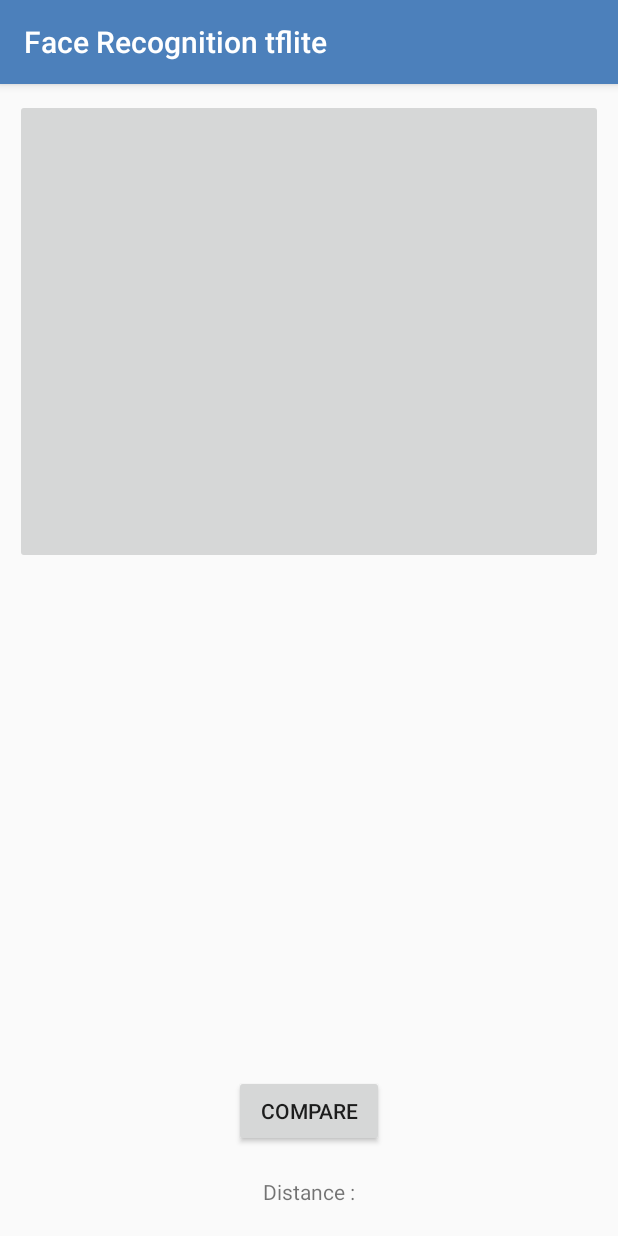
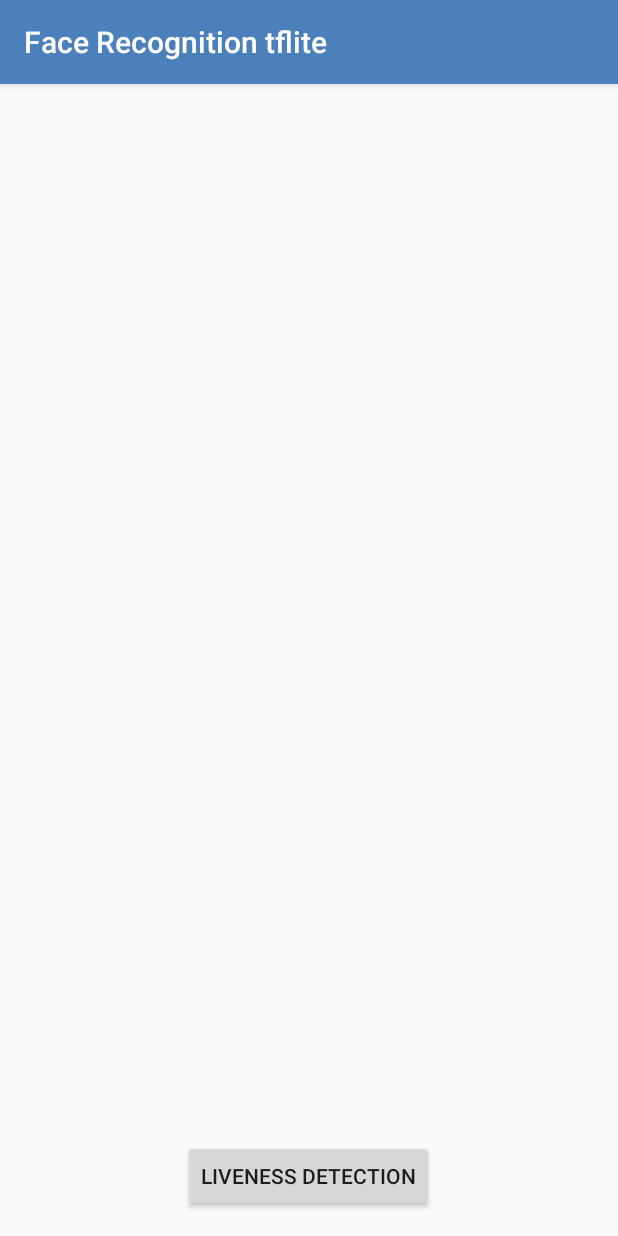
Before and after one commit to williamlimas/Face-Recognition-Android, an Android app: the screen it shows after launch (MainActivity), on a phone screen of 412 x 824 dp. Run offline under Robolectric (Android 15) with nearby library versions, the phone set to English and light mode, and no system bars; libraries missing offline, so code that uses them is left out: id.privy.livenessfirebasesdk, org.tensorflow.lite; 12 statements that could not run were skipped.

Commit message:
Added Liveness Detection

```diff
--- a/app/src/main/AndroidManifest.xml
+++ b/app/src/main/AndroidManifest.xml
@@ -21,7 +21,7 @@
                 <category android:name="android.intent.category.LAUNCHER" />
             </intent-filter>
         </activity>
-        <activity android:name=".CameraActivity"/>
+        <activity android:name=".RegisterActivity"/>
     </application>
 
 </manifest>
--- a/app/src/main/java/com/example/facerecognitiontflite/MainActivity.java
+++ b/app/src/main/java/com/example/facerecognitiontflite/MainActivity.java
@@ -1,15 +1,9 @@
 package com.example.facerecognitiontflite;
 
-import android.annotation.SuppressLint;
-import android.content.Intent;
 import android.content.SharedPreferences;
 import android.graphics.Bitmap;
-import android.graphics.Point;
-import android.graphics.Rect;
 import android.os.Bundle;
-import android.view.View;
 import android.widget.Button;
-import android.widget.ImageButton;
 import android.widget.ImageView;
 import android.widget.TextView;
 import android.widget.Toast;
@@ -18,75 +12,79 @@ import androidx.annotation.Nullable;
 import androidx.appcompat.app.AppCompatActivity;
 
 import com.example.facerecognitiontflite.mobilefacenet.MobileFaceNet;
-import com.example.facerecognitiontflite.mtcnn.Align;
-import com.example.facerecognitiontflite.mtcnn.Box;
 import com.example.facerecognitiontflite.mtcnn.MTCNN;
-import com.google.gson.Gson;
+import java.io.IOException;
 
-import org.json.JSONArray;
-import org.json.JSONException;
-import org.json.JSONObject;
-
-import java.io.IOException;
-import java.io.InputStream;
-import java.nio.charset.StandardCharsets;
-import java.util.Vector;
+import id.privy.livenessfirebasesdk.LivenessApp;
+import id.privy.livenessfirebasesdk.entity.LivenessItem;
+import id.privy.livenessfirebasesdk.listener.PrivyCameraLivenessCallBackListener;
 
 public class MainActivity extends AppCompatActivity {
     private MTCNN mtcnn;
     private MobileFaceNet mobileFaceNet;
 
-    public static Bitmap bitmap;
-
-    private ImageButton imageButton;
+    private Button buttonStart;
     private ImageView imageView;
-    private Button btnCompare;
     private TextView resultTextView;
 
-    private SharedPreferences mPref;
-    private Person person_wfh;
-    private Person person_wfo;
+    private Person person;
 
     private final int TIMEOUT = 3;
-    private int err_count = 1;
+    private int err_verified_counter = 0;
 
-    // TODO : is_wfo assignment with the real condition
+    private SharedPreferences mPref;
     private boolean is_wfo = false;
 
     @Override
     protected void onCreate(@Nullable Bundle savedInstanceState) {
         super.onCreate(savedInstanceState);
         setContentView(R.layout.activity_main);
-        mPref = getPreferences(MODE_PRIVATE);
-
-        person_wfo = loadSharedPreference("Person-WFO", "1012-wfo.json");
-        person_wfh = loadSharedPreference("Person-WFH", "1012-wfh.json");
 
         initContent();
         initTFLiteModel();
-        initCamera();
 
-        btnCompare.setOnClickListener(v -> {
-            if (is_wfo) compareFace(person_wfo, bitmap);
-            else compareFace(person_wfh, bitmap);
+        // TODO : is_wfo assignment with the real condition
+        // is_wfo = get_status_wfo
+
+        mPref = getPreferences(MODE_PRIVATE);
+        if (is_wfo){
+            // Load WFO base data
+            person = MyUtil.loadSharedPreference(this, mPref, "Person-WFO", "8495-wfh.json");
+            // Adjust the MTCNN threshold
+            mtcnn.setThreshold(0.55f);
+        } else {
+            // Load WFH base data
+            person = MyUtil.loadSharedPreference(this, mPref, "Person-WFH", "8495-wfh.json");
+        }
+
+        // Initialize Liveness Detection
+        LivenessApp livenessApp = new LivenessApp.Builder(this)
+                .setDebugMode(false) //to enable face landmark detection
+                .setMotionInstruction("Lihat ke kiri", "Lihat ke kanan")
+                .setSuccessText("Berhasil! Silahkan lihat ke kamera lagi untuk mengambil foto")
+                .setInstructions("Lihat ke kamera dan tempatkan wajah pada lingakaran hijau")
+                .build();
+
+        buttonStart.setOnClickListener(v -> {
+            resultTextView.setText("");
+            livenessApp.start(new PrivyCameraLivenessCallBackListener() {
+                @Override
+                public void success(LivenessItem livenessItem) {
+                    Bitmap bitmap = livenessItem.getImageBitmap();
+                    imageView.setImageBitmap(bitmap);
+                    compareFace(person, bitmap);
+                }
+
+                @Override
+                public void failed(Throwable t) { }
+            });
         });
     }
 
     private void initContent(){
-        imageButton = findViewById(R.id.image_button);
-        imageView = findViewById(R.id.image_view_crop);
-        btnCompare = findViewById(R.id.btn_compare_);
-        resultTextView = findViewById(R.id.result_text_view_);
-    }
-
-    @SuppressLint("StaticFieldLeak")
-    public static ImageButton currentBtn;
-    private void initCamera() {
-        View.OnClickListener listener = v -> {
-            currentBtn = (ImageButton) v;
-            startActivity(new Intent(MainActivity.this, CameraActivity.class));
-        };
-        imageButton.setOnClickListener(listener);
+        buttonStart = findViewById(R.id.btn_start);
+        imageView = findViewById(R.id.image_view);
+        resultTextView = findViewById(R.id.result_text_view);
     }
 
     /**
@@ -98,8 +96,8 @@ public class MainActivity extends AppCompatActivity {
         float[] distances = new float[person.getEmbeddingSize()];
         float[][] embeddings = new float[2][MobileFaceNet.EMBEDDING_SIZE];
 
-        // Check if error count is more than timeout
-        if (err_count > TIMEOUT) {
+        // Check if error count is more than or equal to TIMEOUT number
+        if (err_verified_counter >= TIMEOUT) {
             Toast.makeText(this, "Online face verification", Toast.LENGTH_SHORT).show();
             // TODO : Add online face verification
         }
@@ -112,7 +110,7 @@ public class MainActivity extends AppCompatActivity {
         }
 
         // Doing face detection and face crop
-        Bitmap bitmapCrop = cropFace(bitmap);
+        Bitmap bitmapCrop = MyUtil.cropFace(mtcnn, bitmap);
         if (bitmapCrop == null){
             Toast.makeText(this, "No face detected", Toast.LENGTH_SHORT).show();
             return;
@@ -128,71 +126,21 @@ public class MainActivity extends AppCompatActivity {
         }
 
         // Find the minimum cosine distance
-        float min_distance = distances[findMinimumDistance(distances)];
+        float min_distance = distances[MyUtil.findMinimumDistance(distances)];
 
         if (min_distance < MobileFaceNet.THRESHOLD){
-            // TODO : Add action when Face is Verified
+            // TODO : Add action when face is Verified
+            Toast.makeText(this, "Face is verified", Toast.LENGTH_SHORT).show();
             resultTextView.setTextColor(getResources().getColor(android.R.color.holo_green_light));
         } else {
-            Toast.makeText(this, "Face is not verified", Toast.LENGTH_SHORT).show();
-            err_count += 1;
+            if (err_verified_counter < TIMEOUT)
+                Toast.makeText(this, "Face is not verified", Toast.LENGTH_SHORT).show();
+            err_verified_counter += 1;
             resultTextView.setTextColor(getResources().getColor(android.R.color.holo_red_light));
         }
         String text = "Cosine Distance : ";
         text = text + min_distance;
         resultTextView.setText(text);
-    }
-
-    /**
-     * Find Minimum Distance
-     * @param data : Float array
-     * @return index of the minimum float number
-     */
-    private int findMinimumDistance(float[] data){
-        int idx_min = 0;
-        for (int i=1; i<data.length; i++) {
-            if (data[i] < data[idx_min]) {
-                idx_min = i;
-            }
-        }
-        return idx_min;
-    }
-
-    /**
-     * Crop Face
-     * @param bitmap : Input bitmap image
-     * @return Bitmap of cropped faces
-     */
-    private Bitmap cropFace(Bitmap bitmap){
-        if (bitmap == null){
-            Toast.makeText(this, "Please take a photo", Toast.LENGTH_SHORT).show();
-            return null;
-        }
-
-        // Face Alignment
-        Bitmap bitmapTemp = bitmap.copy(bitmap.getConfig(), false);
-        Vector<Box> boxes = mtcnn.detectFaces(bitmapTemp, bitmapTemp.getWidth() / 5);
-        if (boxes.size() == 0){
-            Toast.makeText(this, "No face detected", Toast.LENGTH_SHORT).show();
-            return null;
-        }
-        Point[] landmark = boxes.get(MyUtil.findLargestFace(boxes)).landmark;
-        bitmapTemp = Align.face_align(bitmapTemp, landmark);
-
-        // Face Detection
-        boxes = mtcnn.detectFaces(bitmapTemp, bitmapTemp.getWidth() / 5);
-        if (boxes.size() == 0){
-            Toast.makeText(this, "No face detected", Toast.LENGTH_SHORT).show();
-            return null;
-        }
-        Box box = boxes.get(MyUtil.findLargestFace(boxes));
-        box.toSquareShape();
-        box.limitSquare(bitmapTemp.getWidth(), bitmapTemp.getHeight());
-
-        Rect rect = box.transform2Rect();
-        Bitmap bitmapCrop = MyUtil.crop(bitmapTemp, rect);
-        imageView.setImageBitmap(bitmapCrop);
-        return bitmapCrop;
     }
 
     /**
@@ -208,95 +156,4 @@ public class MainActivity extends AppCompatActivity {
             e.printStackTrace();
         }
     }
-
-    /**
-     * Load Shared Preference
-     * @param key : whether the user is WFO or WFH (if WFO then use Person-WFO, else use Person-WFH)
-     * @param filename : .json file that contains the face-embedding for respective user
-     * @return Person data contains the face-embedding for respective user
-     * (if there's no base data then the return will be null)
-     */
-    private Person loadSharedPreference(String key, String filename){
-        // Load the data if already saved in SharedPreference
-        Gson gson = new Gson();
-        String json = mPref.getString(key, "");
-        Person person = gson.fromJson(json, Person.class);
-
-        // Load the data from .json file if the person data is null then save it in Shared Preference
-        if (person == null) {
-            person = parseJSON(filename);
-            saveSharedPreference(person, key);
-        }
-        return person;
-    }
-
-    /**
-     * Save Shared Preference
-     * @param person : Person data contains the face-embedding for respective user
-     * @param key : whether the user is WFO or WFH (if WFO then use Person-WFO, else use Person-WFH)
-     */
-    private void saveSharedPreference(Person person, String key){
-        SharedPreferences.Editor prefsEditor = mPref.edit();
-        Gson gson = new Gson();
-        String json = gson.toJson(person);
-        prefsEditor.putString(key, json);
-        prefsEditor.apply();
-    }
-
-    /**
-     * Parse JSON file
-     * @param filename : .json file that contains the face-embedding for respective user
-     * @return Person data contains the face-embedding for respective user
-     */
-    private Person parseJSON(String filename){
-        try {
-            Person person = new Person();
-            JSONObject obj = new JSONObject(loadJSONFromAsset(filename));
-            JSONArray str_embeddings = obj.getJSONArray("embedding");
-
-            for (int i=0; i<str_embeddings.length(); i++){
-                float[] embedding = new float[MobileFaceNet.EMBEDDING_SIZE];
-                int embedding_counter = 0;
-                String str_embedding = str_embeddings.get(i).toString().substring(1);
-
-                int j = 0;
-                while(j<str_embedding.length()){
-                    StringBuilder num = new StringBuilder();
-                    while (str_embedding.charAt(j) != '|'){
-                        num.append(str_embedding.charAt(j));
-                        j += 1;
-                        if (j >= str_embedding.length()) break;
-                    }
-                    j += 1;
-                    embedding[embedding_counter] = (Float.parseFloat(num.toString()));
-                    embedding_counter += 1;
-                }
-                person.addEmbedding(embedding);
-            }
-            return person;
-        } catch (JSONException e) {
-            e.printStackTrace();
-        }
-        return null;
-    }
-
-    /**
-     * Load JSON from Assets folder
-     * @param filename : .json file that contains the face-embedding for respective user
-     * @return String of JSON
-     */
-    private String loadJSONFromAsset(String filename){
-        String json = null;
-        try {
-            InputStream is = getAssets().open(filename);
-            int size = is.available();
-            byte[] buffer = new byte[size];
-            is.read(buffer);
-            is.close();
-            json = new String(buffer, StandardCharsets.UTF_8);
-        } catch (IOException ex) {
-            ex.printStackTrace();
-        }
-        return json;
-    }
 }
--- a/app/src/main/java/com/example/facerecognitiontflite/MyUtil.java
+++ b/app/src/main/java/com/example/facerecognitiontflite/MyUtil.java
@@ -1,20 +1,34 @@
 package com.example.facerecognitiontflite;
 
 import android.content.Context;
+import android.content.SharedPreferences;
 import android.content.res.AssetFileDescriptor;
 import android.content.res.AssetManager;
 import android.graphics.Bitmap;
 import android.graphics.BitmapFactory;
 import android.graphics.Matrix;
+import android.graphics.Point;
 import android.graphics.Rect;
+import android.util.Log;
+import android.widget.Toast;
 
+import com.example.facerecognitiontflite.mobilefacenet.MobileFaceNet;
+import com.example.facerecognitiontflite.mtcnn.Align;
 import com.example.facerecognitiontflite.mtcnn.Box;
+import com.example.facerecognitiontflite.mtcnn.MTCNN;
+import com.google.gson.Gson;
+
+import org.json.JSONArray;
+import org.json.JSONException;
+import org.json.JSONObject;
 
 import java.io.FileInputStream;
 import java.io.IOException;
 import java.io.InputStream;
 import java.nio.MappedByteBuffer;
 import java.nio.channels.FileChannel;
+import java.nio.charset.StandardCharsets;
+import java.util.Arrays;
 import java.util.Vector;
 
 import static java.lang.Math.max;
@@ -250,6 +264,39 @@ public class MyUtil {
     }
 
     /**
+     * Crop Face
+     * @param bitmap : Input bitmap image
+     * @param mtcnn : MTCNN Face Detector
+     * @return Bitmap of cropped faces
+     */
+    public static Bitmap cropFace(MTCNN mtcnn, Bitmap bitmap){
+        if (bitmap == null){
+            return null;
+        }
+
+        // Face Alignment
+        Bitmap bitmapTemp = bitmap.copy(bitmap.getConfig(), false);
+        Vector<Box> boxes = mtcnn.detectFaces(bitmapTemp, bitmapTemp.getWidth() / 5);
+        if (boxes.size() == 0){
+            return null;
+        }
+        Point[] landmark = boxes.get(MyUtil.findLargestFace(boxes)).landmark;
+        bitmapTemp = Align.face_align(bitmapTemp, landmark);
+
+        // Face Detection
+        boxes = mtcnn.detectFaces(bitmapTemp, bitmapTemp.getWidth() / 5);
+        if (boxes.size() == 0){
+            return null;
+        }
+        Box box = boxes.get(MyUtil.findLargestFace(boxes));
+        box.toSquareShape();
+        box.limitSquare(bitmapTemp.getWidth(), bitmapTemp.getHeight());
+
+        Rect rect = box.transform2Rect();
+        return MyUtil.crop(bitmapTemp, rect);
+    }
+
+    /**
      * Get Largest Face (if there're two or more faces)
      * @param boxes : Vector of Box that represent the detected faces in Box data type
      * @return index of largest face
@@ -258,9 +305,118 @@ public class MyUtil {
         int idx = 0;
         if (boxes.size() > 1) {
             for (int i = 1; i < boxes.size(); i++) {
-                if (boxes.get(i).width() > boxes.get(idx).width()) idx = i;
+                if (boxes.get(i).width()*boxes.get(i).height() >
+                        boxes.get(idx).width()*boxes.get(idx).height())
+                    idx = i;
             }
         }
         return idx;
     }
+
+    /**
+     * Find Minimum Distance
+     * @param data : Float array
+     * @return index of the minimum float number
+     */
+    public static int findMinimumDistance(float[] data){
+        int idx_min = 0;
+        for (int i=1; i<data.length; i++) {
+            if (data[i] < data[idx_min]) {
+                idx_min = i;
+            }
+        }
+        return idx_min;
+    }
+
+    /**
+     * Load Shared Preference
+     * @param key : whether the user is WFO or WFH (if WFO then use Person-WFO, else use Person-WFH)
+     * @param filename : .json file that contains the face-embedding for respective user
+     * @return Person data contains the face-embedding for respective user
+     * (if there's no base data then the return will be null)
+     */
+    public static Person loadSharedPreference(Context context, SharedPreferences mPref, String key, String filename){
+        // Load the data if already saved in SharedPreference
+        Gson gson = new Gson();
+        String json = mPref.getString(key, "");
+        Person person = gson.fromJson(json, Person.class);
+
+        // Load the data from .json file if the person data is null then save it in Shared Preference
+        if (person == null && !filename.equals("")) {
+            person = parseJSON(context, filename);
+            saveSharedPreference(mPref, person, key);
+        }
+        return person;
+    }
+
+    /**
+     * Save Shared Preference
+     * @param person : Person data contains the face-embedding for respective user
+     * @param key : whether the user is WFO or WFH (if WFO then use Person-WFO, else use Person-WFH)
+     */
+    public static void saveSharedPreference(SharedPreferences mPref, Person person, String key){
+        SharedPreferences.Editor prefsEditor = mPref.edit();
+        Gson gson = new Gson();
+        String json = gson.toJson(person);
+        prefsEditor.putString(key, json);
+        prefsEditor.apply();
+    }
+
+    /**
+     * Parse JSON file
+     * @param filename : .json file that contains the face-embedding for respective user
+     * @return Person data contains the face-embedding for respective user
+     */
+    private static Person parseJSON(Context context, String filename){
+        try {
+            Person person = new Person();
+            JSONObject obj = new JSONObject(loadJSONFromAsset(context, filename));
+            JSONArray str_embeddings = obj.getJSONArray("embedding");
+
+            for (int i=0; i<str_embeddings.length(); i++){
+                float[] embedding = new float[MobileFaceNet.EMBEDDING_SIZE];
+                int embedding_counter = 0;
+                String str_embedding = str_embeddings.get(i).toString().substring(1);
+
+                int j = 0;
+                while(j<str_embedding.length()){
+                    StringBuilder num = new StringBuilder();
+                    while (str_embedding.charAt(j) != '|'){
+                        num.append(str_embedding.charAt(j));
+                        j += 1;
+                        if (j >= str_embedding.length()) break;
+                    }
+                    j += 1;
+                    embedding[embedding_counter] = (Float.parseFloat(num.toString()));
+                    embedding_counter += 1;
+                }
+                Log.d("EMB", Arrays.toString(embedding));
+                person.addEmbedding(embedding);
+            }
+            return person;
+        } catch (JSONException e) {
+            e.printStackTrace();
+        }
+        return null;
+    }
+
+    /**
+     * Load JSON from Assets folder
+     * @param filename : .json file that contains the face-embedding for respective user
+     * @return String of JSON
+     */
+    private static String loadJSONFromAsset(Context context, String filename){
+        String json = null;
+        try {
+            InputStream is = context.getAssets().open(filename);
+            int size = is.available();
+            byte[] buffer = new byte[size];
+            is.read(buffer);
+            is.close();
+            json = new String(buffer, StandardCharsets.UTF_8);
+        } catch (IOException ex) {
+            ex.printStackTrace();
+        }
+        return json;
+    }
 }
--- a/app/src/main/java/com/example/facerecognitiontflite/mtcnn/MTCNN.java
+++ b/app/src/main/java/com/example/facerecognitiontflite/mtcnn/MTCNN.java
@@ -36,6 +36,12 @@ public class MTCNN {
         pInterpreter = new Interpreter(MyUtil.loadModelFile(assetManager, MODEL_FILE_PNET), options);
         rInterpreter = new Interpreter(MyUtil.loadModelFile(assetManager, MODEL_FILE_RNET), options);
         oInterpreter = new Interpreter(MyUtil.loadModelFile(assetManager, MODEL_FILE_ONET), options);
+    }
+
+    public void setThreshold(float threshold){
+        this.pNetThreshold = threshold;
+        this.rNetThreshold = threshold + 0.1f;
+        this.oNetThreshold = threshold + 0.1f;
     }
 
     /**
--- a/app/src/main/res/layout/activity_main.xml
+++ b/app/src/main/res/layout/activity_main.xml
@@ -6,42 +6,26 @@
     android:orientation="vertical"
     tools:context=".MainActivity">
 
-        <ImageButton
-            android:id="@+id/image_button"
-            android:layout_width="match_parent"
-            android:layout_height="0dp"
-            android:layout_weight="1"
-            android:layout_margin="10dp"
-            android:scaleType="fitCenter"/>
-
     <ImageView
-            android:id="@+id/image_view_crop"
+        android:id="@+id/image_view"
         android:layout_width="match_parent"
         android:layout_height="0dp"
         android:layout_weight="1"
         android:layout_margin="10dp"/>
 
-    <LinearLayout
+    <TextView
+        android:id="@+id/result_text_view"
         android:layout_width="wrap_content"
         android:layout_height="wrap_content"
-        android:orientation="horizontal"
-        android:layout_gravity="center_horizontal">
+        android:layout_marginBottom="16dp"
+        android:layout_gravity="center_horizontal"/>
 
     <Button
-            android:id="@+id/btn_compare_"
-            android:layout_width="100dp"
-            android:layout_height="48dp"
-            android:layout_margin="10dp"
-            android:layout_gravity="center_horizontal"
-            android:text="Compare"/>
-    </LinearLayout>
-
-    <TextView
-        android:id="@+id/result_text_view_"
+        android:id="@+id/btn_start"
         android:layout_width="wrap_content"
         android:layout_height="wrap_content"
-        android:text="Distance :"
-        android:layout_marginBottom="20dp"
+        android:text="Liveness Detection"
+        android:layout_marginBottom="16dp"
         android:layout_gravity="center_horizontal"/>
 
 </LinearLayout>
```
Also changed, not shown: app/build.gradle (+9 -5 lines), app/src/main/java/com/example/facerecognitiontflite/CameraActivity.java (deleted, +0 -201 lines), app/src/main/res/layout/activity_camera.xml (deleted, +0 -20 lines), build.gradle (+7 -3 lines). Lines whose indentation alone changed are shown as unchanged.
